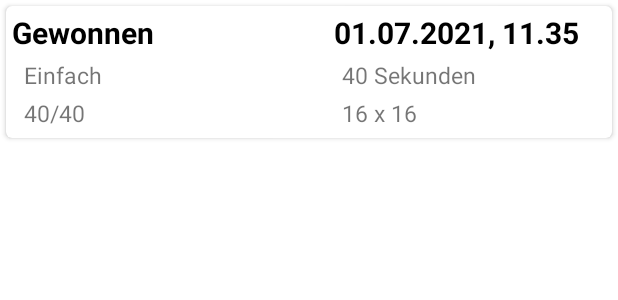
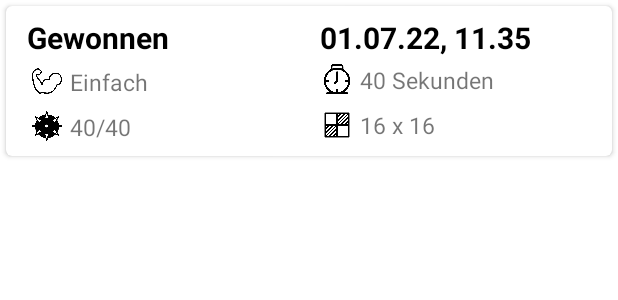
Before and after one commit to RamonGuenther/Minesweeper, an Android app: the layout highscore_item.xml on its own in the app's theme, with its tools: preview values and no code run, on a phone screen of 412 x 824 dp. Shown: the top 300 px of the screen. Run offline under Robolectric (Android 15) with nearby library versions, the phone set to English and light mode, and no system bars.

Commit message:
HighScore: Darstellung verbessert

```diff
--- a/app/src/main/java/de/fhswf/ma/ausarbeitung/kneissig/guenther/minesweeper/database/CreateHighScore.java
+++ b/app/src/main/java/de/fhswf/ma/ausarbeitung/kneissig/guenther/minesweeper/database/CreateHighScore.java
@@ -22,7 +22,7 @@ public class CreateHighScore {
         MinesweeperDatabase db = MinesweeperDatabase.createDatabase(context);
         DateTimeFormatter formatter = DateTimeFormatter.ofLocalizedDateTime(FormatStyle.SHORT).withLocale(new Locale("de"));
         String gamePlayedOn = LocalDateTime.now().format(formatter);
-        HighScore highScore = new HighScore(gamePlayedOn,playedTime + " sek.",level, gameResult,  minesLeft,fieldSize);
+        HighScore highScore = new HighScore(gamePlayedOn,playedTime + " Sekunden",level, gameResult,  minesLeft,fieldSize);
         db.highscoreDao().insert(highScore);
         db.close();
     }
--- a/app/src/main/java/de/fhswf/ma/ausarbeitung/kneissig/guenther/minesweeper/model/MinesweeperGame.java
+++ b/app/src/main/java/de/fhswf/ma/ausarbeitung/kneissig/guenther/minesweeper/model/MinesweeperGame.java
@@ -318,7 +318,7 @@ public class MinesweeperGame {
                 timer.getSecondsPassed(),
                 gameSettings.getLevel(),
                 GameResult.LOST,
-                mineCounter.getMineCount() + "/" + gameSettings.getNumberOfMines(),
+                gameSettings.getNumberOfMines() - mineCounter.getMineCount() + "/" + gameSettings.getNumberOfMines(),
                 gameSettings.getColumnsX() + " x " + gameSettings.getRowsY()
         );
         //Ende :3
--- a/app/src/main/java/de/fhswf/ma/ausarbeitung/kneissig/guenther/minesweeper/model/highscorecomponents/CustomAdapter.java
+++ b/app/src/main/java/de/fhswf/ma/ausarbeitung/kneissig/guenther/minesweeper/model/highscorecomponents/CustomAdapter.java
@@ -7,6 +7,7 @@ import android.widget.ImageView;
 import android.widget.TextView;
 
 import androidx.annotation.NonNull;
+import androidx.core.content.ContextCompat;
 import androidx.recyclerview.widget.RecyclerView;
 import androidx.room.ColumnInfo;
 import androidx.room.PrimaryKey;
@@ -17,6 +18,7 @@ import java.util.List;
 
 import de.fhswf.ma.ausarbeitung.kneissig.guenther.minesweeper.R;
 import de.fhswf.ma.ausarbeitung.kneissig.guenther.minesweeper.database.entities.HighScore;
+import de.fhswf.ma.ausarbeitung.kneissig.guenther.minesweeper.model.enums.GameResult;
 
 public class CustomAdapter extends RecyclerView.Adapter<CustomAdapter.CustomViewHolder> {
     private List<HighScore> highScoreItemList;
@@ -55,10 +57,17 @@ public class CustomAdapter extends RecyclerView.Adapter<CustomAdapter.CustomView
     public void onBindViewHolder(@NonNull CustomViewHolder holder, int position) {
         HighScore currentItem = highScoreItemList.get(position);
 
+        if(currentItem.getGameResult().equals(GameResult.WON.label)){
+            holder.gameResult.setTextColor(ContextCompat.getColor(holder.gameResult.getContext(), android.R.color.holo_green_dark));
+        }
+        else{
+            holder.gameResult.setTextColor(ContextCompat.getColor(holder.gameResult.getContext(), android.R.color.holo_red_dark));
+        }
+        holder.gameResult.setText(currentItem.getGameResult());
+
         holder.gamePlayedOn.setText(currentItem.getGamePlayedOn());
         holder.playedTime.setText(String.valueOf(currentItem.getPlayedTime()));
         holder.level.setText(currentItem.getLevel());
-        holder.gameResult.setText(currentItem.getGameResult());
         holder.minesLeft.setText(currentItem.getMinesLeft());
         holder.fieldSize.setText(currentItem.getFieldSize());
     }
--- a/app/src/main/res/layout/activity_main.xml
+++ b/app/src/main/res/layout/activity_main.xml
@@ -10,14 +10,14 @@
     <ImageView
         android:id="@+id/gameTitle"
         android:layout_width="wrap_content"
-        android:layout_height="150dp"
+        android:layout_height="200dp"
         android:layout_marginStart="21dp"
         android:layout_marginTop="30dp"
         android:layout_marginEnd="22dp"
         app:layout_constraintEnd_toEndOf="parent"
         app:layout_constraintStart_toStartOf="parent"
         app:layout_constraintTop_toTopOf="parent"
-        app:srcCompat="@drawable/logo5" />
+        app:srcCompat="@drawable/logo1" />
 
     <Button
         android:id="@+id/playButton"
--- a/app/src/main/res/layout/highscore_item.xml
+++ b/app/src/main/res/layout/highscore_item.xml
@@ -1,78 +1,147 @@
 <?xml version="1.0" encoding="utf-8"?>
 <androidx.cardview.widget.CardView xmlns:android="http://schemas.android.com/apk/res/android"
     xmlns:app="http://schemas.android.com/apk/res-auto"
+    xmlns:tools="http://schemas.android.com/tools"
     android:layout_width="match_parent"
-    android:layout_height="wrap_content"
+    android:layout_height="100dp"
     android:layout_margin="4dp"
     app:cardCornerRadius="4dp">
 
-    <RelativeLayout
+    <androidx.constraintlayout.widget.ConstraintLayout
         android:layout_width="match_parent"
-        android:layout_height="80dp"
+        android:layout_height="90dp"
         android:layout_margin="4dp">
 
         <TextView
             android:id="@+id/gameResult"
-            android:layout_width="wrap_content"
+            android:layout_width="154dp"
             android:layout_height="wrap_content"
             android:layout_alignParentTop="true"
+            android:layout_marginStart="10dp"
+            android:layout_marginTop="3dp"
             android:text="Gewonnen"
             android:textColor="@color/black"
             android:textSize="20sp"
-            android:textStyle="bold" />
+            android:textStyle="bold"
+            app:layout_constraintStart_toStartOf="parent"
+            app:layout_constraintTop_toTopOf="parent" />
 
         <TextView
             android:id="@+id/gamePlayedOn"
-            android:layout_width="wrap_content"
+            android:layout_width="180dp"
             android:layout_height="wrap_content"
             android:layout_alignParentTop="true"
-            android:layout_marginStart="120dp"
+            android:layout_marginStart="41dp"
+            android:layout_marginTop="3dp"
             android:layout_toEndOf="@+id/gameResult"
-            android:text="01.07.2021, 11.35"
+            android:text="01.07.22, 11.35"
             android:textColor="@color/black"
             android:textSize="20sp"
-            android:textStyle="bold" />
+            android:textStyle="bold"
+            app:layout_constraintStart_toEndOf="@+id/gameResult"
+            app:layout_constraintTop_toTopOf="parent" />
 
         <TextView
             android:id="@+id/level"
-            android:layout_width="wrap_content"
-            android:layout_height="wrap_content"
+            android:layout_width="130dp"
+            android:layout_height="20dp"
             android:layout_below="@id/gameResult"
-            android:layout_marginStart="8dp"
-            android:layout_marginTop="4dp"
+            android:layout_marginTop="5dp"
+            android:paddingStart="5dp"
+            android:paddingEnd="5dp"
             android:text="Einfach"
-            android:textSize="15sp" />
+            android:textSize="15sp"
+            app:layout_constraintStart_toEndOf="@+id/imageView3"
+            app:layout_constraintTop_toBottomOf="@+id/gameResult" />
 
         <TextView
             android:id="@+id/playedTime"
-            android:layout_width="wrap_content"
-            android:layout_height="wrap_content"
+            android:layout_width="158dp"
+            android:layout_height="20dp"
             android:layout_below="@id/gamePlayedOn"
-            android:layout_marginStart="220dp"
             android:layout_marginTop="4dp"
+            android:paddingStart="5dp"
+            android:paddingEnd="5dp"
             android:text="40 Sekunden"
-            android:textSize="15sp" />
+            android:textSize="15sp"
+            app:layout_constraintStart_toEndOf="@+id/imageView2"
+            app:layout_constraintTop_toBottomOf="@+id/gamePlayedOn" />
 
         <TextView
             android:id="@+id/minesLeft"
-            android:layout_width="wrap_content"
+            android:layout_width="130dp"
             android:layout_height="wrap_content"
             android:layout_below="@id/level"
-            android:layout_marginStart="8dp"
-            android:layout_marginTop="4dp"
+            android:layout_marginTop="10dp"
+            android:layout_marginBottom="4dp"
+            android:paddingStart="5dp"
+            android:paddingEnd="5dp"
             android:text="40/40"
-            android:textSize="15sp" />
+            android:textSize="15sp"
+            app:layout_constraintBottom_toBottomOf="parent"
+            app:layout_constraintStart_toEndOf="@+id/imageView4"
+            app:layout_constraintTop_toBottomOf="@+id/level"
+            app:layout_constraintVertical_bias="0.0" />
 
         <TextView
             android:id="@+id/fieldSize"
-            android:layout_width="wrap_content"
+            android:layout_width="158dp"
             android:layout_height="wrap_content"
             android:layout_below="@id/playedTime"
-            android:layout_marginStart="220dp"
+            android:layout_marginTop="10dp"
+            android:layout_marginBottom="4dp"
+            android:paddingLeft="5dp"
+            android:paddingRight="5dp"
+            android:text="16 x 16"
+            android:textSize="15sp"
+            app:layout_constraintBottom_toBottomOf="parent"
+            app:layout_constraintStart_toEndOf="@+id/imageView"
+            app:layout_constraintTop_toBottomOf="@+id/playedTime" />
+
+        <ImageView
+            android:id="@+id/imageView"
+            android:layout_width="20dp"
+            android:layout_height="20dp"
+            android:layout_marginStart="43dp"
+            android:layout_marginTop="10dp"
+            android:layout_marginBottom="4dp"
+            app:layout_constraintBottom_toBottomOf="parent"
+            app:layout_constraintStart_toEndOf="@+id/minesLeft"
+            app:layout_constraintTop_toBottomOf="@+id/imageView2"
+            app:srcCompat="@drawable/ic_field" />
+
+        <ImageView
+            android:id="@+id/imageView2"
+            android:layout_width="20dp"
+            android:layout_height="20dp"
+            android:layout_marginStart="43dp"
             android:layout_marginTop="4dp"
-            android:text="16 x 16"
-            android:textSize="15sp" />
+            app:layout_constraintStart_toEndOf="@+id/level"
+            app:layout_constraintTop_toBottomOf="@+id/gamePlayedOn"
+            app:srcCompat="@drawable/icon_timer" />
 
-    </RelativeLayout>
+        <ImageView
+            android:id="@+id/imageView3"
+            android:layout_width="20dp"
+            android:layout_height="20dp"
+            android:layout_marginStart="13dp"
+            android:layout_marginTop="5dp"
+            app:layout_constraintStart_toStartOf="parent"
+            app:layout_constraintTop_toBottomOf="@+id/gameResult"
+            app:srcCompat="@drawable/ic_muscle" />
+
+        <ImageView
+            android:id="@+id/imageView4"
+            android:layout_width="20dp"
+            android:layout_height="20dp"
+            android:layout_marginStart="13dp"
+            android:layout_marginTop="10dp"
+            android:layout_marginBottom="4dp"
+            app:layout_constraintBottom_toBottomOf="parent"
+            app:layout_constraintStart_toStartOf="parent"
+            app:layout_constraintTop_toBottomOf="@+id/imageView3"
+            app:srcCompat="@drawable/icon_mine" />
+
+    </androidx.constraintlayout.widget.ConstraintLayout>
 
 </androidx.cardview.widget.CardView>
```
Also changed, not shown: app/src/main/res/drawable-hdpi/ic_field.png (added), app/src/main/res/drawable-hdpi/ic_muscle.png (added).
